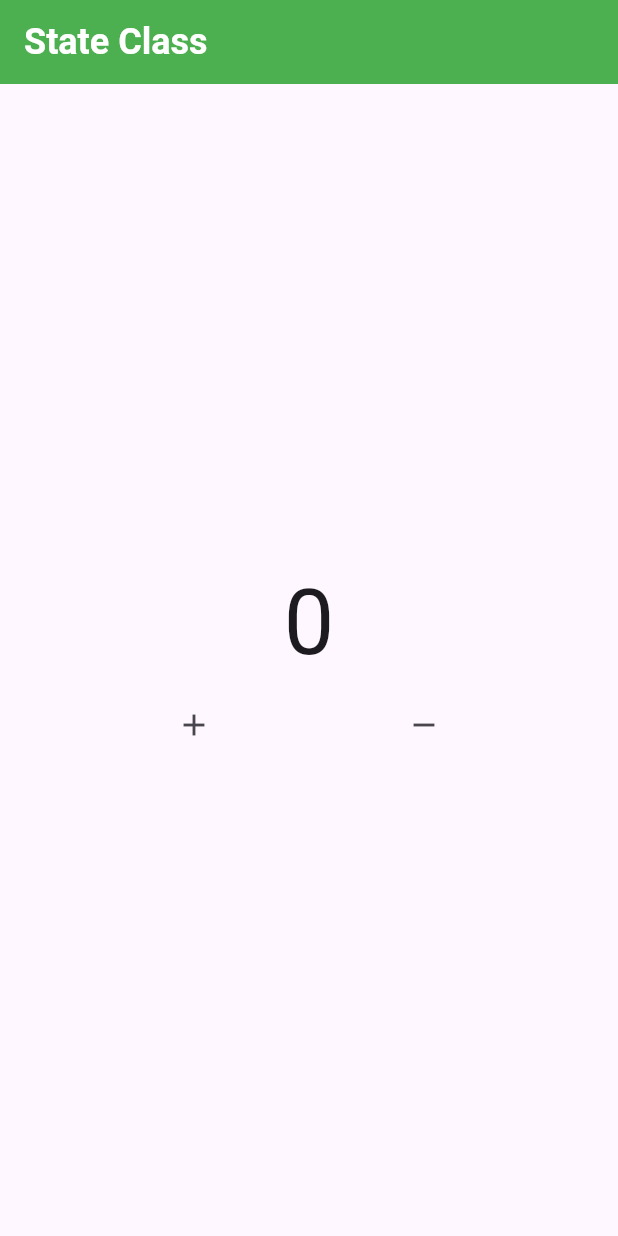
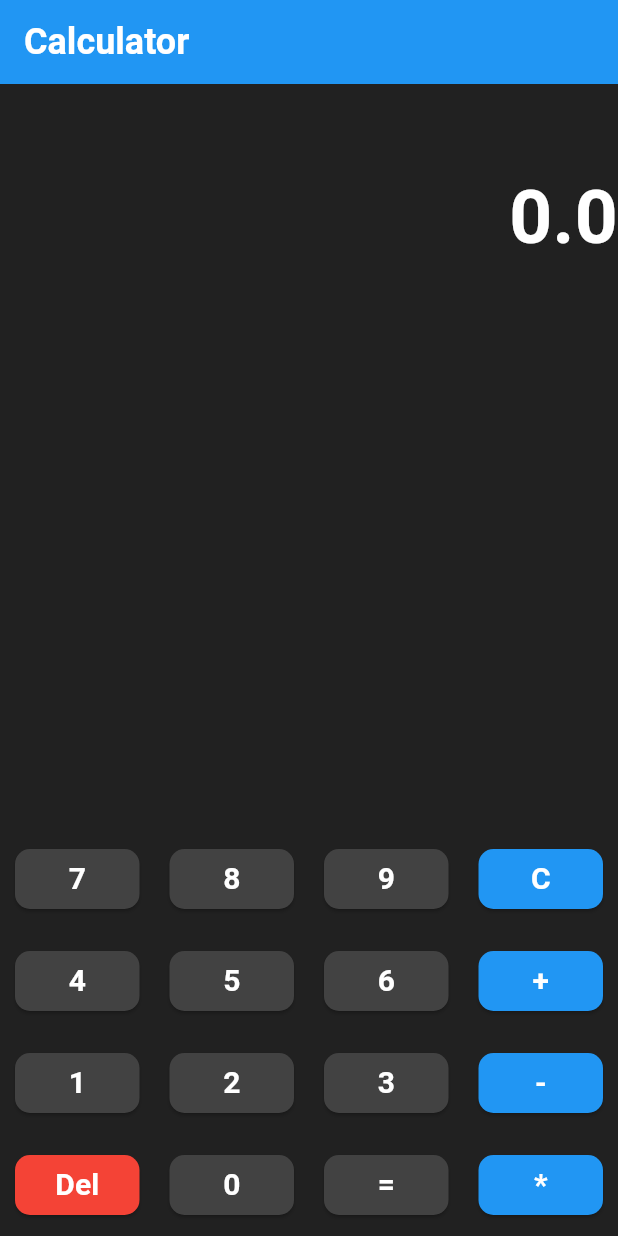
Before and after one commit to shajibulhasan/flutter-with-ostad, a Flutter app: the screen it shows after launch, on a phone screen of 412 x 824 dp. Run offline on Flutter 3.47's test engine with Material 3 defaults, Android fonts, the phone set to English and light mode, and no system bars; our stand-ins replace flutter_screenutil; missing offline and left inert: dart:ffi.

Commit message:
Calculator project done

```diff
--- a/lib/app.dart
+++ b/lib/app.dart
@@ -5,6 +5,7 @@ import 'package:batch_13/module-9/theme.dart';
 import 'package:flutter_screenutil/flutter_screenutil.dart';
 import 'module-11/responsive.dart';
 import 'module-11/responsive_package.dart';
+import 'module-12/calculator.dart';
 import 'module-12/state_class.dart';
 import 'module-8/form.dart';
 
@@ -91,7 +92,7 @@ class MyApp extends StatelessWidget {
               ),
               elevatedButtonTheme: ElevatedButtonThemeData(
                 style: ElevatedButton.styleFrom(
-                  backgroundColor: Colors.blue,
+                  backgroundColor: Colors.grey[800],
                   foregroundColor: Colors.white,
                   shape: RoundedRectangleBorder(
                     borderRadius: BorderRadius.circular(30),
@@ -119,9 +120,9 @@ class MyApp extends StatelessWidget {
                 ),
               ),
             ),
-            themeMode: ThemeMode.light,
+            themeMode: ThemeMode.dark,
             home: ThemeTest(),
-            initialRoute: 'state',
+            initialRoute: 'calculator',
             routes: {
               'home': (context) => Home(),
               'button': (context) => Button(),
@@ -132,6 +133,7 @@ class MyApp extends StatelessWidget {
               'resPak': (context) => ResponsivePackage(),
               'todo': (context) => TodoApp(),
               'state': (context) => StateClass(),
+              'calculator': (context) => Calculator(),
             },
           );
         },
--- /dev/null
+++ b/lib/module-12/calculator.dart
@@ -0,0 +1,135 @@
+import 'dart:ffi';
+
+import 'package:batch_13/module-12/widget/button_widget.dart';
+import 'package:flutter/material.dart';
+
+class Calculator extends StatefulWidget {
+  const Calculator({super.key});
+
+  @override
+  State<Calculator> createState() => _CalculatorState();
+}
+
+class _CalculatorState extends State<Calculator> {
+   String output = "";
+   double result = 0;
+   String number = "";
+   String operator = "";
+   double oldResult = 0;
+
+   void onButtonPressed(String value) {
+    setState(() {
+      if(value == 'C'){
+        output = "";
+        result = 0;
+        oldResult = 0;
+        number = "";
+        operator = "";
+      } else if(value == '+' || value == '-' || value == '*' || value == '/'){
+        if(operator == "") {
+          operator = value;
+        }else {
+          double num = double.tryParse(number) ?? 0;
+          double out = double.tryParse(output) ?? 0;
+          if(operator == '+'){
+            result = out + num;
+          }else if(operator == '-'){
+            result = out - num;
+          }else if(operator == '*'){
+            result = out * num;
+          }else if(operator == '/'){
+            result = out / num;
+          }
+         output = result.toString();
+         operator = value;
+         number = "";
+        }
+      } else if(value == '='){
+        double num = double.tryParse(number) ?? 0;
+        double out = double.tryParse(output) ?? 0;
+        if(operator == '+'){
+          result = out + num;
+        }else if(operator == '-'){
+          result = out - num;
+        }else if(operator == '*'){
+          result = out * num;
+        }else if(operator == '/'){
+          result = out / num;
+        }
+      }else if(value == 'Del'){
+        if(number != ""){
+          number = number.substring(0, number.length - 1);
+        }else{
+          output = output.substring(0, output.length - 1);
+        }
+      }
+      else {
+        if(operator == ""){
+          output += value;
+        }else{
+          number += value;
+        }
+      }
+    });
+   }
+
+  @override
+  Widget build(BuildContext context) {
+    return Scaffold(
+      appBar: AppBar(title: const Text('Calculator')),
+      body: SafeArea(
+        child: Column(
+          children: [
+            Expanded(
+              child: Container(
+                alignment: Alignment.bottomRight,
+                child: Column(
+                  children: [
+                    Text('$output $operator $number', style: TextStyle(fontSize: 30)),
+                    SizedBox(height: 10),
+                    Text(
+                      result.toString(),
+                      style: TextStyle(fontSize: 50, fontWeight: FontWeight.bold),
+                    ),
+                  ],
+                ),
+              ),
+            ),
+            Row(
+              children: [
+                ElevatedButtonWidget(onClick: ()=>onButtonPressed('7'),text: '7'),
+                ElevatedButtonWidget(onClick: ()=>onButtonPressed('8'),text: '8'),
+                ElevatedButtonWidget(onClick: ()=>onButtonPressed('9'),text: '9'),
+                ElevatedButtonWidget(onClick: ()=>onButtonPressed('C'),text: 'C', color: Colors.blue),
+              ],
+            ),
+            Row(
+              children: [
+                ElevatedButtonWidget(onClick: ()=>onButtonPressed('4'),text: '4'),
+                ElevatedButtonWidget(onClick: ()=>onButtonPressed('5'),text: '5'),
+                ElevatedButtonWidget(onClick: ()=>onButtonPressed('6'),text: '6'),
+                ElevatedButtonWidget(onClick: ()=>onButtonPressed('+'),text: '+', color: Colors.blue),
+              ],
+            ),
+            Row(
+              children: [
+                ElevatedButtonWidget(onClick: ()=>onButtonPressed('1'),text: '1'),
+                ElevatedButtonWidget(onClick: ()=>onButtonPressed('2'),text: '2'),
+                ElevatedButtonWidget(onClick: ()=>onButtonPressed('3'),text: '3'),
+                ElevatedButtonWidget(onClick: ()=>onButtonPressed('-'),text: '-', color: Colors.blue),
+              ],
+            ),
+            Row(
+              children: [
+                ElevatedButtonWidget(onClick: ()=>onButtonPressed('Del'), text: 'Del', color: Colors.red),
+                ElevatedButtonWidget(onClick: ()=>onButtonPressed('0'),text: '0'),
+                ElevatedButtonWidget(onClick: ()=>onButtonPressed('='),text: '='),
+                ElevatedButtonWidget(onClick: ()=>onButtonPressed('*'),text: '*', color: Colors.blue),
+              ],
+            ),
+          ],
+        ),
+      ),
+    );
+  }
+}
--- /dev/null
+++ b/lib/module-12/widget/button_widget.dart
@@ -0,0 +1,35 @@
+import 'package:flutter/material.dart';
+class ElevatedButtonWidget extends StatelessWidget {
+  String text;
+  Color? color;
+  final VoidCallback onClick;
+  ElevatedButtonWidget({
+    super.key,
+    required this.text,
+    required this.onClick,
+    this.color,
+  });
+
+  @override
+  Widget build(BuildContext context) {
+    return Expanded(
+      child: Padding(
+        padding: const EdgeInsets.all(10.0),
+        child: ElevatedButton(
+          style: ElevatedButton.styleFrom(
+            backgroundColor: color ?? Colors.grey[800],
+            shape: RoundedRectangleBorder(
+              borderRadius: BorderRadius.circular(10),
+            )
+          ),
+
+          onPressed: onClick,
+          child: Text(
+            text,
+            style: TextStyle(fontSize: 20, fontWeight: FontWeight.bold),
+          ),
+        ),
+      ),
+    );
+  }
+}
```
